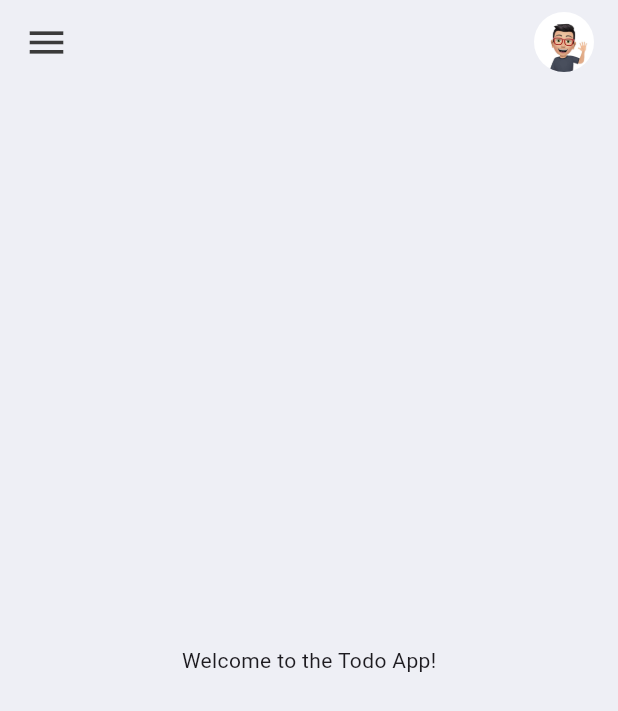
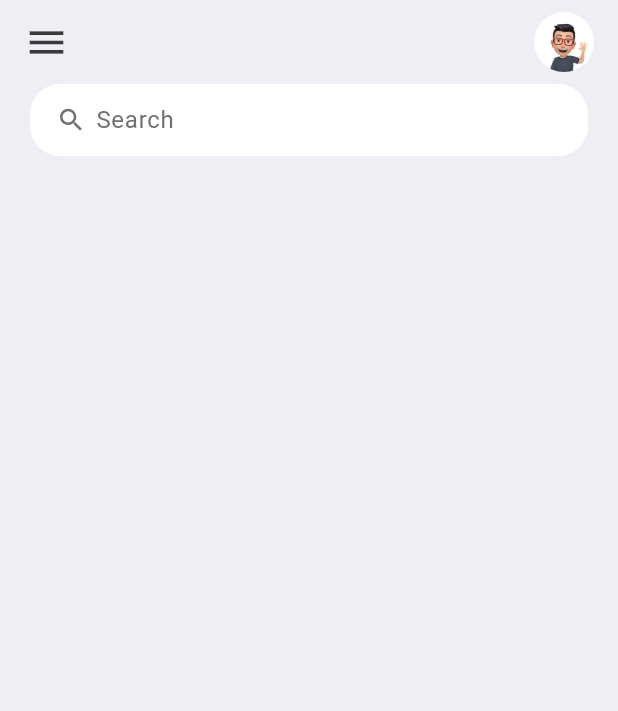
Before and after one commit to hinga-/study-flutter, a Flutter app: the screen it shows after launch, on a phone screen of 412 x 824 dp. Shown: the top 711 px of the screen. Run offline on Flutter 3.47's test engine with Material 3 defaults, Android fonts, the phone set to English and light mode, and no system bars.

Commit message:
Add: Appbar and Searchbox

```diff
--- a/todo_app/lib/screens/home.dart
+++ b/todo_app/lib/screens/home.dart
@@ -8,7 +8,38 @@ class Home extends StatelessWidget {
   Widget build(BuildContext context) {
     return Scaffold(
         backgroundColor: tdBGColor,
-      appBar: AppBar(
+        appBar: _buildAppBar(),
+        body: Container(
+          padding: const EdgeInsets.symmetric(horizontal: 20),
+          child: Column(
+            children: [
+              searchBox(),
+            ],
+          ),
+        ));
+  }
+
+  Widget searchBox() {
+    return Container(
+      padding: const EdgeInsets.symmetric(horizontal: 15),
+      decoration: BoxDecoration(
+        color: Colors.white,
+        borderRadius: BorderRadius.circular(20),
+      ),
+      child: const TextField(
+        decoration: InputDecoration(
+          hintText: 'Search',
+          hintStyle: TextStyle(color: tdGrey),
+          prefixIcon: Icon(Icons.search, color: tdGrey, size: 20),
+          prefixIconConstraints: BoxConstraints(minWidth: 25, maxHeight: 20),
+          border: InputBorder.none,
+        ),
+      ),
+    );
+  }
+
+  AppBar _buildAppBar() {
+    return AppBar(
       backgroundColor: tdBGColor,
       title: Row(
         mainAxisAlignment: MainAxisAlignment.spaceBetween,
@@ -24,10 +55,6 @@ class Home extends StatelessWidget {
           ),
         ],
       ),
-      ),
-      body: const Center(
-        child: Text('Welcome to the Todo App!'),
-      ),
     );
   }
 }
```
Lines whose indentation alone changed are shown as unchanged.
